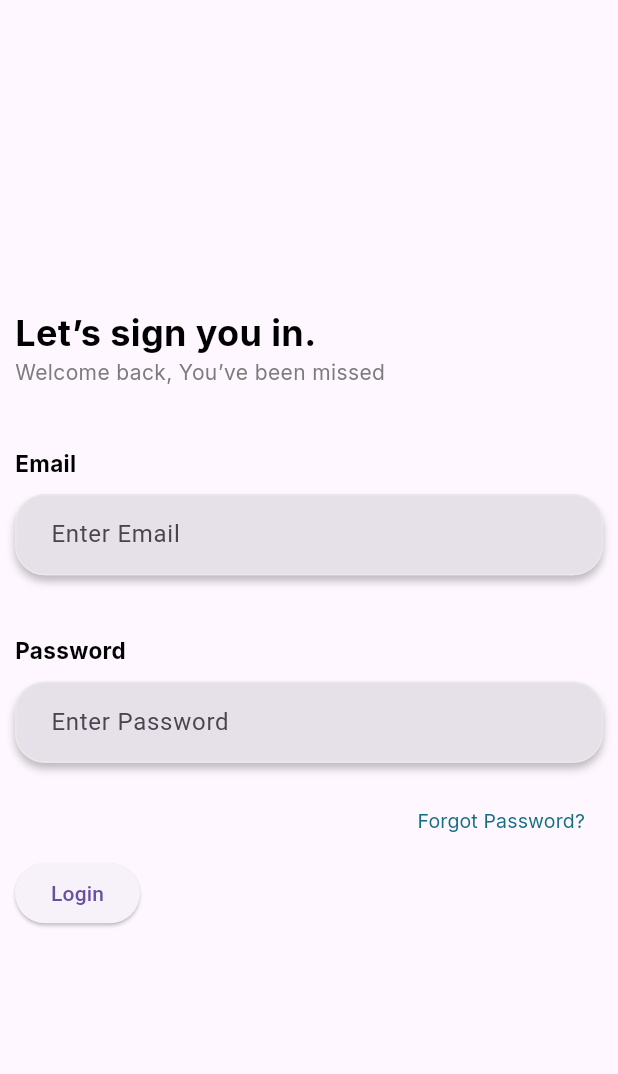
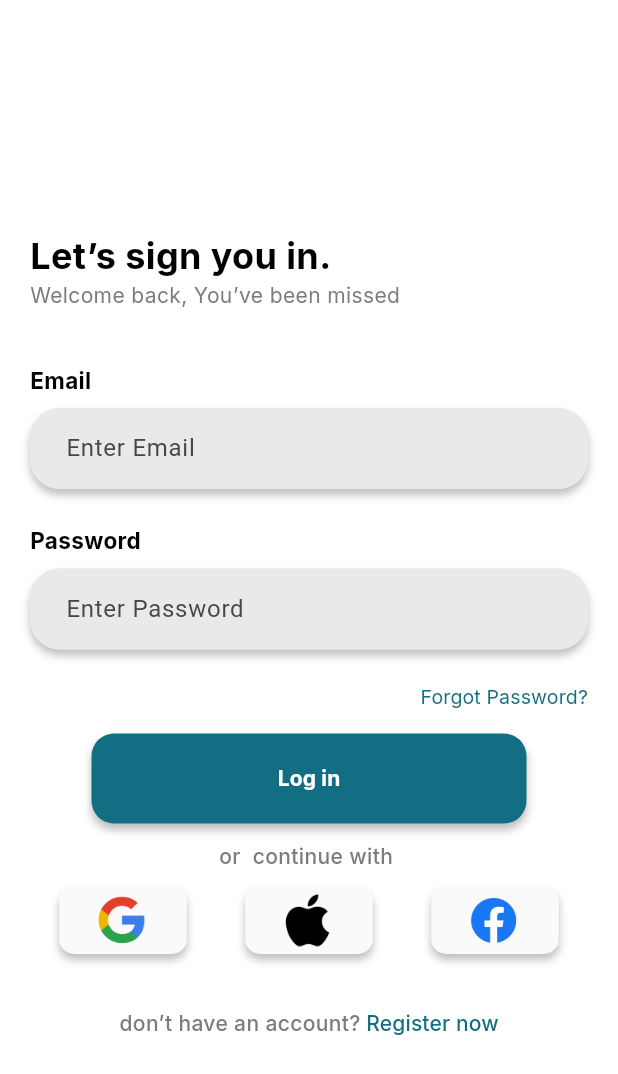
Before and after one commit to Al-Dos024/Neuro-Rush, a Flutter app: the SigninView screen opened directly, on a phone screen of 412 x 824 dp. Shown: the top 1074 px of the screen. Run offline on Flutter 3.47's test engine with Material 3 defaults, Android fonts, the phone set to English and light mode, and no system bars; our stand-ins replace google_fonts, smooth_page_indicator.

Commit message:
finish sign up and sign in ui

```diff
--- a/lib/constants.dart
+++ b/lib/constants.dart
@@ -2,6 +2,8 @@ import 'package:flutter/material.dart';
 
 const Color kPrimerycolor = Color(0xff51C4D3);
 const Color kBlackcolor = Color(0xff000000);
+const Color kWhitecolor = Color(0xffffffff);
+const Color kWhitecolor_1 = Color(0xffFAFAFA);
 const Color kGraycolor_1 = Color(0xff7C7C7C);
 const Color kGraycolor_2 = Color(0xffE9E9E9);
 const Color kBluecolor_1 = Color(0xff126E82);
--- /dev/null
+++ b/lib/features/authorization/presentation/sign_in/screens/sign_in_view.dart
@@ -0,0 +1,126 @@
+import 'package:adhd/constants.dart';
+import 'package:adhd/features/authorization/presentation/sign_in/widgets/continue_with.dart';
+import 'package:adhd/features/authorization/presentation/sign_up/screens/sign_up_view.dart';
+import 'package:adhd/features/authorization/presentation/widgets/lable_text_form_field.dart';
+import 'package:adhd/features/authorization/presentation/widgets/my_elevated_button%20copy.dart';
+import 'package:adhd/features/authorization/presentation/widgets/my_text_button.dart';
+import 'package:flutter/material.dart';
+import 'package:google_fonts/google_fonts.dart';
+
+class SigninView extends StatelessWidget {
+  const SigninView({super.key});
+
+  @override
+  Widget build(BuildContext context) {
+    return Scaffold(
+      backgroundColor: kWhitecolor,
+      body: Padding(
+        padding: const EdgeInsets.symmetric(
+          horizontal: 20,
+          vertical: 20,
+        ),
+        child: Column(
+          crossAxisAlignment: CrossAxisAlignment.start,
+          mainAxisAlignment: MainAxisAlignment.center,
+          children: [
+            SizedBox(height: 35,),
+            Text(
+              "Let’s sign you in.",
+              style: GoogleFonts.inter(
+                color: kBlackcolor,
+                fontSize: 24,
+                fontWeight: FontWeight.bold,
+              ),
+            ),
+            Text(
+              "Welcome back, You’ve been missed",
+              style: GoogleFonts.inter(
+                color: kGraycolor_1,
+                fontSize: 14,
+                fontWeight: FontWeight.w400,
+              ),
+            ),
+            const SizedBox(
+              height: 20,
+            ),
+            const CustomLableTextFormField(
+              lableText: "Email",
+              hintText: "Enter Email",
+              inputType: TextInputType.text,
+              obscureText: false,
+            ),
+            const CustomLableTextFormField(
+              lableText: "Password",
+              hintText: "Enter Password",
+              inputType: TextInputType.text,
+              obscureText: true,
+            ),
+            Align(
+              alignment: Alignment.centerRight,
+              child: MyTextButton(
+                onPressed: () {},
+                child: Text(
+                  "Forgot Password?",
+                  style: GoogleFonts.inter(
+                    color: kBluecolor_1,
+                    fontSize: 13,
+                    fontWeight: FontWeight.w400,
+                  ),
+                ),
+              ),
+            ),
+            Center(
+              child: MyElevatedButton(
+                borderRadius: BorderRadius.circular(15),
+                color: kBluecolor_1,
+                height: 60,
+                width: 290,
+                onPressed: () {},
+                child: Text(
+                  "Log in",
+                  style: GoogleFonts.inter(
+                    fontSize: 14,
+                    fontWeight: FontWeight.bold,
+                    color: kWhitecolor,
+                  ),
+                ),
+              ),
+            ),
+            const ContinueWith(),
+            Row(
+              mainAxisAlignment: MainAxisAlignment.center,
+              children: [
+                Text(
+                  "don’t have an account?",
+                  style: GoogleFonts.inter(
+                    fontSize: 14,
+                    fontWeight: FontWeight.w500,
+                    color: kGraycolor_1,
+                  ),
+                ),
+                MyTextButton(
+                  onPressed: () {
+                    Navigator.pushReplacement(
+                      context,
+                      MaterialPageRoute(
+                        builder: (context) => const SignUpView(),
+                      ),
+                    );
+                  },
+                  child: Text(
+                    " Register now",
+                    style: GoogleFonts.inter(
+                      fontSize: 14,
+                      fontWeight: FontWeight.w500,
+                      color: kBluecolor_1,
+                    ),
+                  ),
+                )
+              ],
+            ),
+          ],
+        ),
+      ),
+    );
+  }
+}
--- /dev/null
+++ b/lib/features/authorization/presentation/sign_in/widgets/continue_with.dart
@@ -0,0 +1,73 @@
+
+import 'package:adhd/constants.dart';
+import 'package:adhd/features/authorization/presentation/widgets/my_elevated_button%20copy.dart';
+import 'package:flutter/material.dart';
+import 'package:google_fonts/google_fonts.dart';
+
+class ContinueWith extends StatelessWidget {
+  const ContinueWith({super.key});
+
+  @override
+  Widget build(BuildContext context) {
+    return Padding(
+      padding: const EdgeInsets.symmetric(vertical: 12),
+      child: Column(
+        mainAxisAlignment: MainAxisAlignment.center,
+        children: [
+          Text(
+            "or  continue with ",
+            style: GoogleFonts.inter(
+              color: kGraycolor_1,
+              fontSize: 14,
+              fontWeight: FontWeight.w500,
+            ),
+          ),
+          Padding(
+            padding: const EdgeInsets.symmetric(vertical: 10),
+            child: Row(
+              mainAxisAlignment: MainAxisAlignment.spaceAround,
+              children: [
+                MyElevatedButton(
+                  borderRadius: BorderRadius.circular(10),
+                  color: kWhitecolor_1,
+                  onPressed: () {},
+                  height: 45,
+                  width: 85,
+                  child: Image.asset(
+                    "assets/icons/google_icon.png",
+                    height: 35,
+                    width: 35,
+                  ),
+                ),
+                MyElevatedButton(
+                  borderRadius: BorderRadius.circular(10),
+                  color: kWhitecolor_1,
+                  onPressed: () {},
+                  height: 45,
+                  width: 85,
+                  child: Image.asset(
+                    "assets/icons/apple_icon.png",
+                    height: 35,
+                    width: 35,
+                  ),
+                ),
+                MyElevatedButton(
+                  borderRadius: BorderRadius.circular(10),
+                  color: kWhitecolor_1,
+                  onPressed: () {},
+                  height: 45,
+                  width: 85,
+                  child: Image.asset(
+                    "assets/icons/facebook_icon.png",
+                    height: 40,
+                    width: 40,
+                  ),
+                )
+              ],
+            ),
+          ),
+        ],
+      ),
+    );
+  }
+}
--- a/lib/features/authorization/presentation/signin/screens/signin_view.dart
+++ /dev/null
@@ -1,72 +0,0 @@
-import 'package:adhd/constants.dart';
-import 'package:adhd/features/authorization/presentation/widgets/lable_text_form_field.dart';
-import 'package:flutter/material.dart';
-import 'package:google_fonts/google_fonts.dart';
-
-class SigninView extends StatelessWidget {
-  const SigninView({super.key});
-
-  @override
-  Widget build(BuildContext context) {
-    return Scaffold(
-      body: Padding(
-        padding: const EdgeInsets.symmetric(
-          horizontal: 10,
-          vertical: 20,
-        ),
-        child: Column(
-          crossAxisAlignment: CrossAxisAlignment.start,
-          mainAxisAlignment: MainAxisAlignment.center,
-          children: [
-            Text(
-              "Let’s sign you in.",
-              style: GoogleFonts.inter(
-                color: kBlackcolor,
-                fontSize: 24,
-                fontWeight: FontWeight.bold,
-              ),
-            ),
-            Text(
-              "Welcome back, You’ve been missed",
-              style: GoogleFonts.inter(
-                color: kGraycolor_1,
-                fontSize: 14,
-                fontWeight: FontWeight.w400,
-              ),
-            ),
-            const SizedBox(
-              height: 15,
-            ),
-            const CustomLableTextFormField(
-              lableText: "Email",
-              hintText: "Enter Email",
-              inputType: TextInputType.text,
-              obscureText: false,
-            ),
-            const CustomLableTextFormField(
-              lableText: "Password",
-              hintText: "Enter Password",
-              inputType: TextInputType.text,
-              obscureText: true,
-            ),
-            Align(
-              alignment: Alignment.centerRight,
-              child: TextButton(
-                onPressed: () {},
-                child: Text(
-                  "Forgot Password?",
-                  style: GoogleFonts.inter(
-                    color: kBluecolor_1,
-                    fontSize: 13,
-                    fontWeight: FontWeight.w400,
-                  ),
-                ),
-              ),
-            ),
-            ElevatedButton(onPressed: (){}, child: Text("Login"))
-          ],
-        ),
-      ),
-    );
-  }
-}
--- a/lib/features/authorization/presentation/widgets/lable_text_form_field.dart
+++ b/lib/features/authorization/presentation/widgets/lable_text_form_field.dart
@@ -28,12 +28,12 @@ class CustomLableTextFormField extends StatelessWidget {
   @override
   Widget build(BuildContext context) {
     return Padding(
-      padding: const EdgeInsets.symmetric(vertical: 15),
+      padding: const EdgeInsets.symmetric(vertical: 8),
       child: Column(
         crossAxisAlignment: CrossAxisAlignment.start,
         children: [
           Padding(
-            padding: const EdgeInsets.symmetric(vertical: 10),
+            padding: const EdgeInsets.symmetric(vertical: 8),
             child: Text(
               lableText,
               style: GoogleFonts.inter(
@@ -65,13 +65,14 @@ class CustomLableTextFormField extends StatelessWidget {
               controller: controller,
               decoration: InputDecoration(
                 filled: true,
+                fillColor: kGraycolor_2,
                 contentPadding: const EdgeInsets.symmetric(
                   horizontal: 20,
                   vertical: 15,
                 ),
                 focusedBorder: const OutlineInputBorder(
                   borderSide: BorderSide(
-                    color: kGraycolor_2,
+                    color: Color.fromARGB(0, 44, 44, 125),
                   ),
                   borderRadius: BorderRadius.all(
                     Radius.circular(20),
--- /dev/null
+++ b/lib/features/authorization/presentation/widgets/my_elevated_button copy.dart
@@ -0,0 +1,51 @@
+import 'package:adhd/constants.dart';
+import 'package:flutter/material.dart';
+
+class MyElevatedButton extends StatelessWidget {
+  final BorderRadiusGeometry? borderRadius;
+  final double? width;
+  final double? height;
+  final VoidCallback? onPressed;
+  final Widget child;
+  final Color? color;
+
+  const MyElevatedButton({
+    super.key,
+    required this.onPressed,
+    required this.child,
+    this.borderRadius,
+    this.width,
+    this.height,
+    this.color,
+  });
+
+  @override
+  Widget build(BuildContext context) {
+    final borderRadius = this.borderRadius ?? BorderRadius.circular(0);
+    return Container(
+      width: width,
+      height: height,
+      decoration: BoxDecoration(
+        color: color,
+        borderRadius: borderRadius,
+        boxShadow: [
+          BoxShadow(
+            color: kBlackcolor.withOpacity(0.25),
+            spreadRadius: 0,
+            blurRadius: 4,
+            offset: const Offset(0, 4),
+          ),
+        ],
+      ),
+      child: ElevatedButton(
+        onPressed: onPressed,
+        style: ElevatedButton.styleFrom(
+          backgroundColor: Colors.transparent,
+          shadowColor: Colors.transparent,
+          shape: RoundedRectangleBorder(borderRadius: borderRadius),
+        ),
+        child: child,
+      ),
+    );
+  }
+}
--- /dev/null
+++ b/lib/features/authorization/presentation/widgets/my_text_button.dart
@@ -0,0 +1,41 @@
+import 'package:flutter/material.dart';
+
+class MyTextButton extends StatelessWidget {
+  final BorderRadiusGeometry? borderRadius;
+  final double? width;
+  final double? height;
+  final VoidCallback? onPressed;
+  final Widget child;
+
+  const MyTextButton({
+    Key? key,
+    required this.onPressed,
+    required this.child,
+    this.borderRadius,
+    this.width,
+    this.height,
+  }) : super(key: key);
+
+  @override
+  Widget build(BuildContext context) {
+    final borderRadius = this.borderRadius ?? BorderRadius.circular(0);
+    return Container(
+      width: width,
+      height: height,
+      decoration: BoxDecoration(
+        borderRadius: borderRadius,
+      ),
+      child: ElevatedButton(
+        onPressed: onPressed,
+        style: ElevatedButton.styleFrom(
+            minimumSize: Size.zero, // Set this
+            padding: EdgeInsets.zero,
+            backgroundColor: Colors.transparent,
+            shadowColor: Colors.transparent,
+            shape: RoundedRectangleBorder(borderRadius: borderRadius),
+            alignment: Alignment.centerLeft),
+        child: child,
+      ),
+    );
+  }
+}
--- a/lib/main.dart
+++ b/lib/main.dart
@@ -1,4 +1,4 @@
-import 'package:adhd/features/authorization/presentation/signin/screens/signin_view.dart';
+import 'package:adhd/features/authorization/presentation/sign_in/screens/sign_in_view.dart';
 import 'package:adhd/features/onborading/presentation/views/onborading_view.dart';
 import 'package:flutter/material.dart';
 
@@ -13,7 +13,7 @@ class MyApp extends StatelessWidget {
   Widget build(BuildContext context) {
     return const MaterialApp(
       debugShowCheckedModeBanner: false,
-      home: OnBoradingView(), //SigninView() (^-^)
+      home: SigninView(),// OnBoradingView() (^O^)
     );
   }
 }
--- a/pubspec.yaml
+++ b/pubspec.yaml
@@ -63,6 +63,7 @@ flutter:
   # To add assets to your application, add an assets section, like this:
   assets:
     - assets/
+    - assets/icons/
 
   # An image asset can refer to one or more resolution-specific "variants", see
   # https://flutter.dev/assets-and-images/#resolution-aware
```
Also changed, not shown: lib/features/authorization/presentation/sign_up/screens/sign_up_view.dart (added, +116 -0 lines), assets/icons/apple_icon.png (added), assets/icons/facebook_icon.png (added), assets/icons/google_icon.png (added), lib/features/authorization/presentation/register/screens/register_view.dart (deleted).
